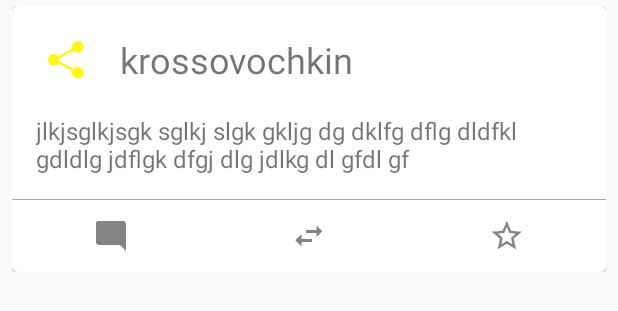
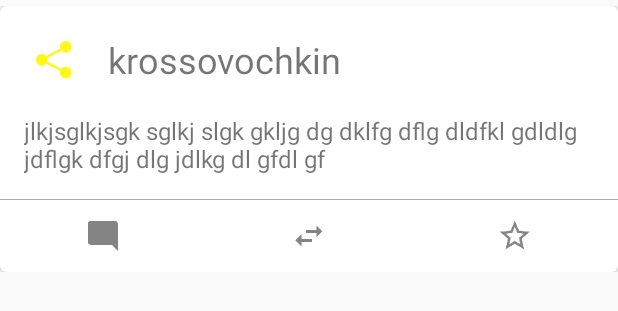
Before and after one commit to krossovochkin/Kwitter, an Android app: the layout list_view_item_timeline.xml on its own in the app's theme, with its tools: preview values and no code run, on a phone screen of 412 x 824 dp. Shown: the top 311 px of the screen. Run offline under Robolectric (Android 15) with nearby library versions, the phone set to English and light mode, and no system bars.

Commit message:
[*] fixed card paddings [*] fixed sorting cached statuses

```diff
--- a/kwitter/src/main/res/layout/list_view_item_timeline.xml
+++ b/kwitter/src/main/res/layout/list_view_item_timeline.xml
@@ -6,13 +6,8 @@
     android:layout_width="match_parent"
     android:layout_height="wrap_content"
     android:descendantFocusability="blocksDescendants"
-    android:paddingLeft="@dimen/card_small_padding"
-    android:paddingStart="@dimen/card_small_padding"
-    android:paddingRight="@dimen/card_small_padding"
-    android:paddingEnd="@dimen/card_small_padding"
     android:paddingTop="@dimen/card_very_small_padding"
-    android:paddingBottom="@dimen/card_very_small_padding"
-    >
+    android:paddingBottom="@dimen/card_very_small_padding">
     <!-- A CardView that contains a TextView -->
     <android.support.v7.widget.CardView xmlns:card_view="http://schemas.android.com/apk/res-auto"
         android:id="@+id/card_view"
@@ -44,15 +39,14 @@
                         android:layout_width="@dimen/card_user_avatar_size"
                         android:layout_height="@dimen/card_user_avatar_size"
                         android:src="@drawable/ic_launcher"
-                        android:layout_marginRight="@dimen/card_padding"/>
+                        android:layout_marginRight="@dimen/card_padding"
+                        android:layout_marginEnd="@dimen/card_padding"/>
 
                     <TextView
                         android:id="@+id/user_name"
                         android:layout_width="match_parent"
                         android:layout_height="wrap_content"
-                        android:layout_toEndOf="@+id/user_profile_image"
-                        android:layout_toRightOf="@+id/user_profile_image"
-                        android:text="krossovochkin"
+                        tools:text="krossovochkin"
                         android:textSize="24sp"/>
 
                 </LinearLayout>
@@ -62,8 +56,8 @@
                     android:id="@+id/status_text_view"
                     android:layout_width="match_parent"
                     android:layout_height="wrap_content"
-                    android:textSize="16dp"
-                    android:text="jlkjsglkjsgk sglkj slgk gkljg dg dklfg dflg dldfkl gdldlg jdflgk dfgj dlg jdlkg dl gfdl gf"
+                    android:textSize="16sp"
+                    tools:text="jlkjsglkjsgk sglkj slgk gkljg dg dklfg dflg dldfkl gdldlg jdflgk dfgj dlg jdlkg dl gfdl gf"
                     />
             </LinearLayout>
 
```
Also changed, not shown: kwitter/src/main/java/com/krossovochkin/kwitter/toolbox/FileManager.java (+14 -3 lines), kwitter/src/main/res/layout/fragment_timeline.xml (+10 -4 lines).
